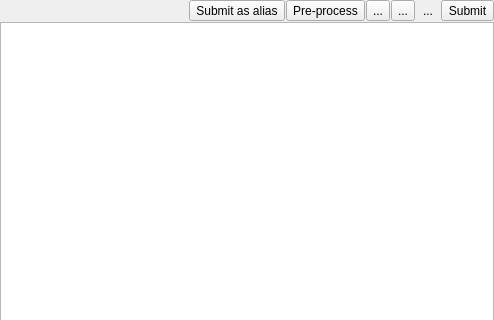
The window that Viewer/src/EditItemWidget.ui (ecmwf/ecflow) describes before a commit, drawn with Qt 5; both pictures show x 0 to 494 and y 0 to 320 of the 494 by 484 pixel window.
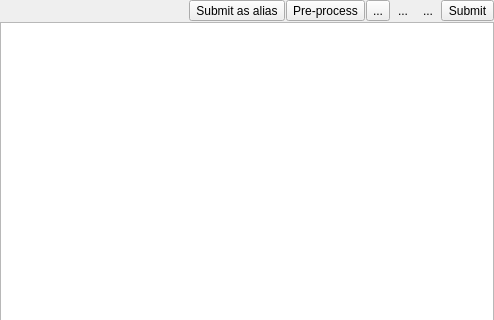
The same window after the commit. Icons and pictures are not drawn. Custom widgets are drawn as their Qt base class.

Patch:
```diff
--- a/Viewer/src/EditItemWidget.ui
+++ b/Viewer/src/EditItemWidget.ui
@@ -86,6 +86,9 @@
        <property name="checkable">
         <bool>true</bool>
        </property>
+       <property name="autoRaise">
+        <bool>true</bool>
+       </property>
       </widget>
      </item>
      <item>
```
Left out of the diff: 7 changed lines with no effect on the pictures.
